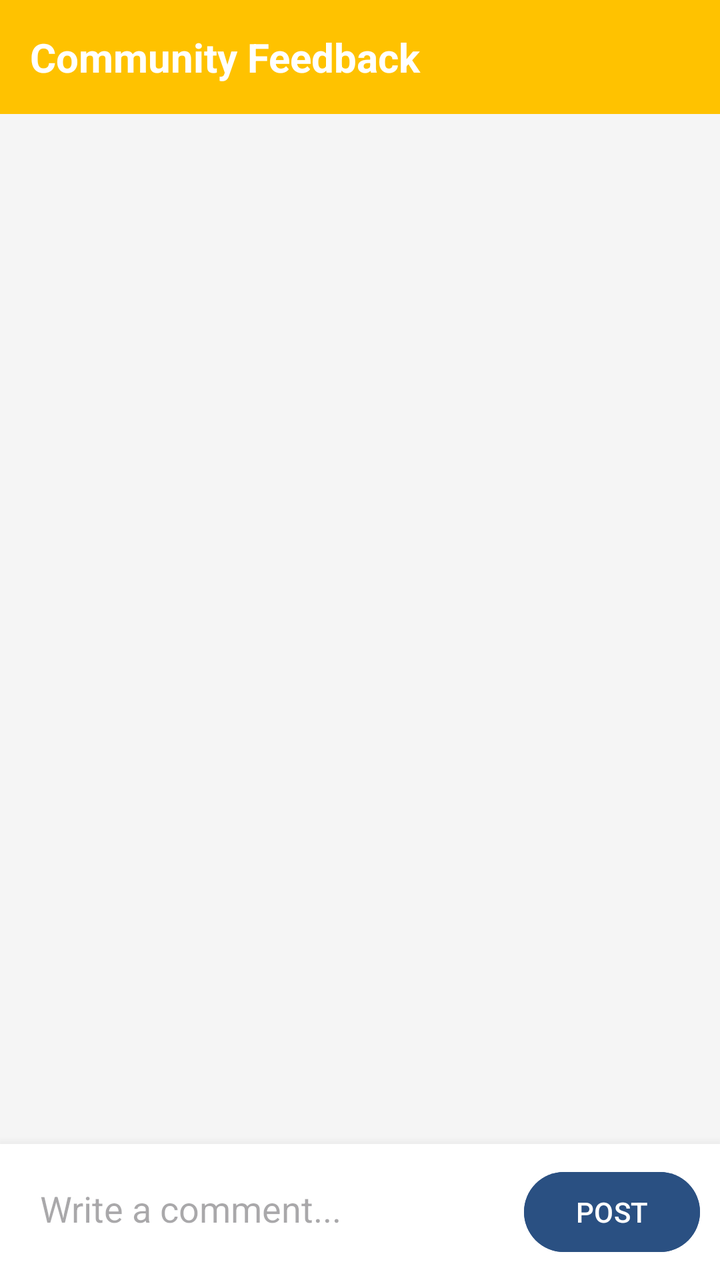
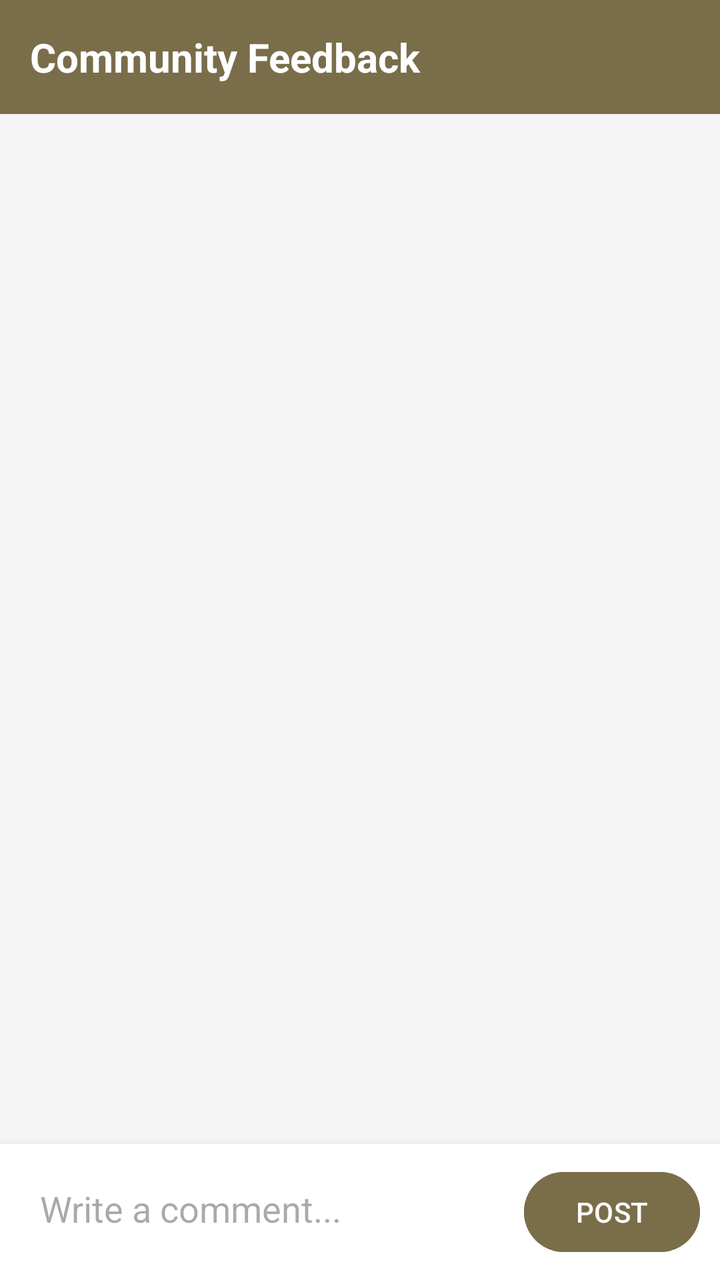

Compare the two renders of this Android layout. The source of the first and the diff that turns it into the second are given below.
<!-- AndroidManifest.xml: application theme Theme.LaundryApp -->
<!-- res/layout/activity_feedback.xml -->
<?xml version="1.0" encoding="utf-8"?>
<LinearLayout xmlns:android="http://schemas.android.com/apk/res/android"
    android:layout_width="match_parent"
    android:layout_height="match_parent"
    android:orientation="vertical"
    android:background="#F5F5F5">

    <TextView
        android:layout_width="match_parent"
        android:layout_height="wrap_content"
        android:text="Community Feedback"
        android:padding="15dp"
        android:background="#FFC200"
        android:textColor="#FFF"
        android:textSize="20sp"
        android:textStyle="bold"/>

    <androidx.recyclerview.widget.RecyclerView
        android:id="@+id/recyclerFeedback"
        android:layout_width="match_parent"
        android:layout_height="0dp"
        android:layout_weight="1"
        android:padding="10dp"/>

    <LinearLayout
        android:layout_width="match_parent"
        android:layout_height="wrap_content"
        android:orientation="horizontal"
        android:padding="10dp"
        android:background="#FFFFFF"
        android:elevation="10dp">

        <EditText
            android:id="@+id/etFeedbackMessage"
            android:layout_width="0dp"
            android:layout_height="wrap_content"
            android:layout_weight="1"
            android:hint="Write a comment..."
            android:padding="10dp"
            android:background="@android:color/transparent"/>

        <Button
            android:id="@+id/btnSubmitFeedback"
            android:layout_width="wrap_content"
            android:layout_height="wrap_content"
            android:text="POST"
            android:backgroundTint="#2a5082"/>
    </LinearLayout>

</LinearLayout>
<!-- resources referenced by this layout -->
<resources>
  <style name="Theme.LaundryApp" parent="Base.Theme.LaundryApp" />
  <style name="Base.Theme.LaundryApp" parent="Theme.Material3.DayNight.NoActionBar">
          
          
      </style>
</resources>

<!-- the commit's change to res/layout/activity_feedback.xml (unified diff, before → after) -->
@@ -8,12 +8,12 @@
     <TextView
         android:layout_width="match_parent"
         android:layout_height="wrap_content"
+        android:background="#7A6D4A"
+        android:padding="15dp"
         android:text="Community Feedback"
-        android:padding="15dp"
-        android:background="#FFC200"
         android:textColor="#FFF"
         android:textSize="20sp"
-        android:textStyle="bold"/>
+        android:textStyle="bold" />
 
     <androidx.recyclerview.widget.RecyclerView
         android:id="@+id/recyclerFeedback"
@@ -43,8 +43,8 @@
             android:id="@+id/btnSubmitFeedback"
             android:layout_width="wrap_content"
             android:layout_height="wrap_content"
-            android:text="POST"
-            android:backgroundTint="#2a5082"/>
+            android:backgroundTint="#7A6D4A"
+            android:text="POST" />
     </LinearLayout>
 
 </LinearLayout>
